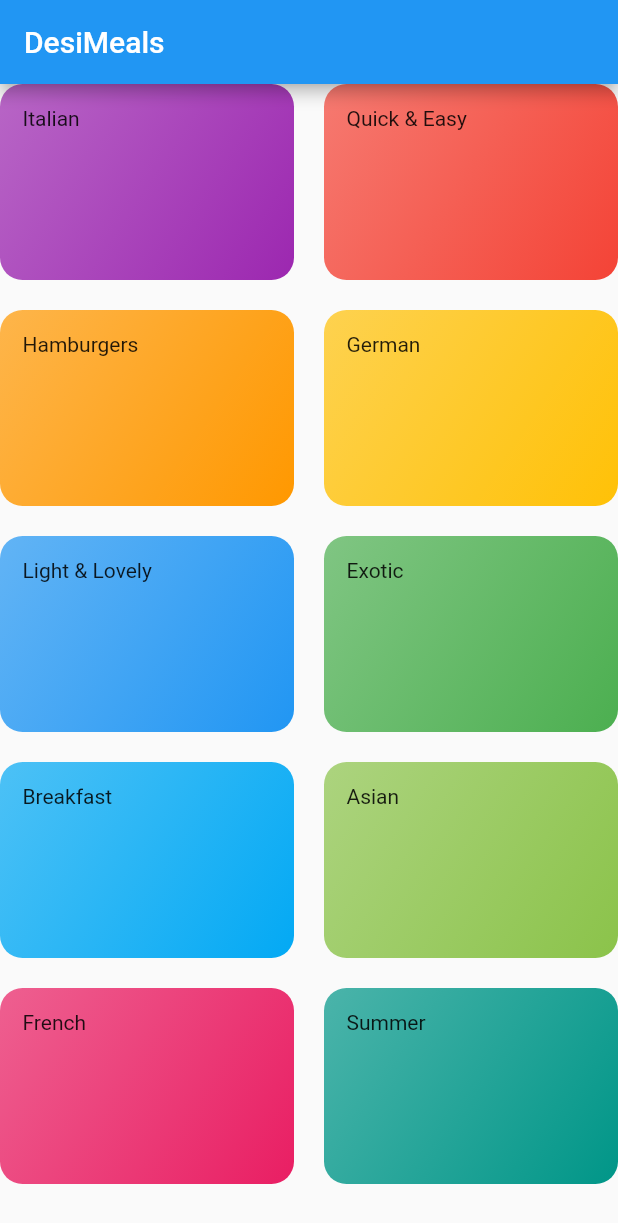
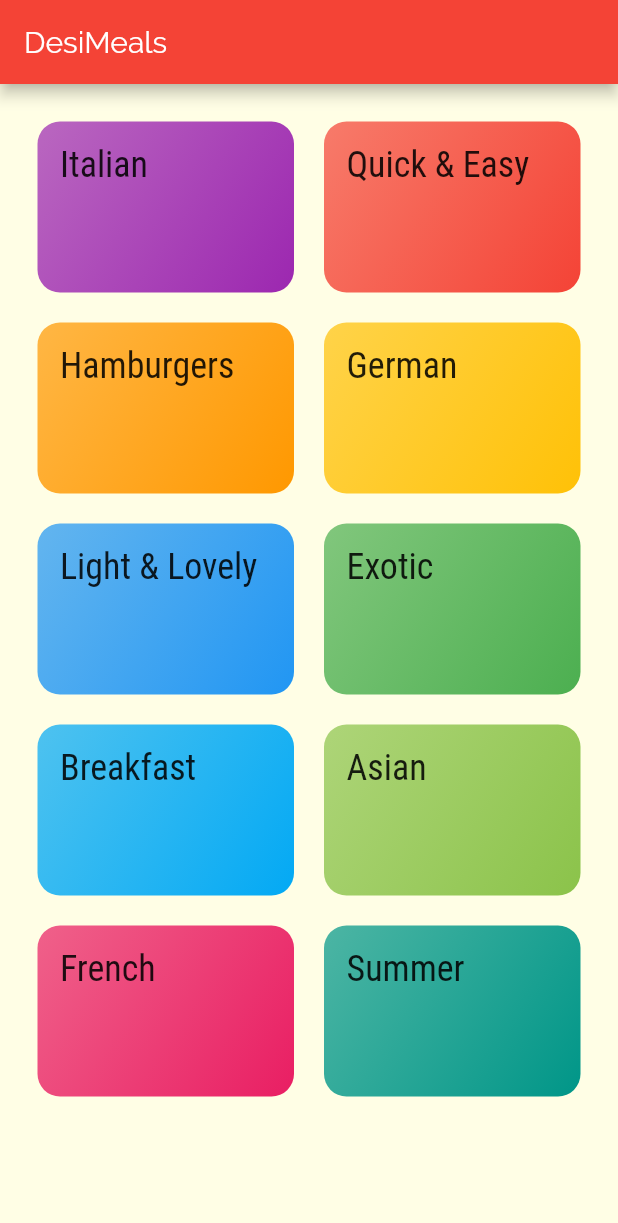
Before and after one commit to Deepanshurai/recipe_meal_app, a Flutter app: the screen it shows after launch, on a phone screen of 412 x 824 dp. Shown: the top 1223 px of the screen. Run offline on Flutter 3.47's test engine with Material 2 defaults, Android fonts, the phone set to English and light mode, and no system bars.

Commit message:
avigation basic added

```diff
--- a/lib/categories_screen.dart
+++ b/lib/categories_screen.dart
@@ -11,6 +11,7 @@ class CategoriesScreen extends StatelessWidget {
           title: const Text('DesiMeals'),
         ),
         body: GridView(
+          padding: const EdgeInsets.all(25),
           children: DUMMY_CATEGORIES
               .map(
                 (catData) => CategoryItem(
--- a/lib/category_item.dart
+++ b/lib/category_item.dart
@@ -1,4 +1,5 @@
 import 'package:flutter/material.dart';
+import 'package:meal_recipe/category_meals_sceen.dart';
 
 class CategoryItem extends StatelessWidget {
   final String title;
@@ -6,11 +7,28 @@ class CategoryItem extends StatelessWidget {
 
   CategoryItem(this.title, this.color);
 
+  void selectCategory(BuildContext ctx) {
+    Navigator.of(ctx).push(
+      MaterialPageRoute(
+        builder: (_) {
+          return CategoryMealsScreen();
+        },
+      ),
+    );
+  }
+
   @override
   Widget build(BuildContext context) {
-    return Container(
+    return InkWell(
+      onTap: () => selectCategory(context),
+      splashColor: Theme.of(context).primaryColor,
+      borderRadius: BorderRadius.circular(15),
+      child: Container(
         padding: const EdgeInsets.all(15),
-      child: Text(title),
+        child: Text(
+          title,
+          style: Theme.of(context).textTheme.title,
+        ),
         decoration: BoxDecoration(
           gradient: LinearGradient(
             colors: [
@@ -22,6 +40,7 @@ class CategoryItem extends StatelessWidget {
           ),
           borderRadius: BorderRadius.circular(15),
         ),
+      ),
     );
   }
 }
--- a/lib/main.dart
+++ b/lib/main.dart
@@ -13,8 +13,18 @@ class MyApp extends StatelessWidget {
     return MaterialApp(
       title: 'DesiMeals',
       theme: ThemeData(
-        primarySwatch: Colors.blue,
-      ),
+          primarySwatch: Colors.red,
+          accentColor: Colors.amber,
+          canvasColor: Color.fromRGBO(255, 254, 229, 1),
+          fontFamily: 'Raleway',
+          textTheme: ThemeData.light().textTheme.copyWith(
+                body1: TextStyle(color: Color.fromRGBO(20, 51, 51, 1)),
+                body2: TextStyle(color: Color.fromRGBO(20, 51, 51, 1)),
+                title: TextStyle(
+                  fontSize: 24,
+                  fontFamily: 'RobotoCondensed',
+                ),
+              )),
       home: CategoriesScreen(),
     );
   }
```
Also changed, not shown: lib/category_meals_sceen.dart (added, +17 -0 lines), pubspec.yaml (+19 -6 lines), assets/fonts/Raleway-Black.ttf (added), assets/fonts/Raleway-Bold.ttf (added), assets/fonts/Raleway-Regular.ttf (added), assets/fonts/RobotoCondensed-Bold.ttf (added), assets/fonts/RobotoCondensed-Italic.ttf (added), assets/fonts/RobotoCondensed-Light.ttf (added), assets/fonts/RobotoCondensed-Regular.ttf (added). Lines whose indentation alone changed are shown as unchanged.
